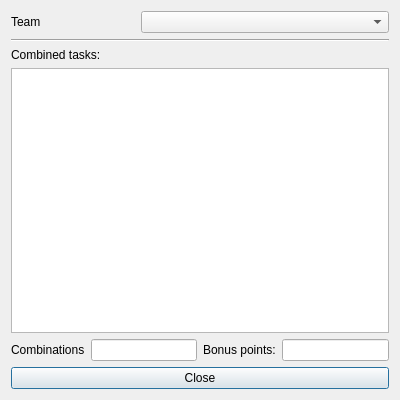
First picture: the form in gui_combos.ui, repository FrankMamuda/ketoevent, before the edit.
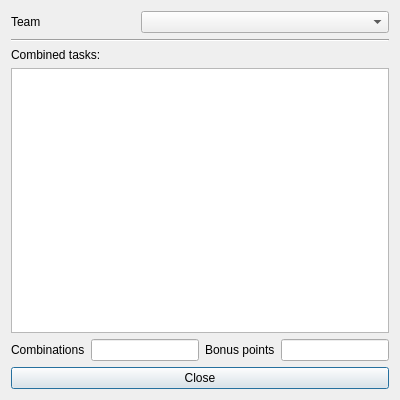
Second picture: the form after the edit. Icons and pictures are not drawn.

Diff of the .ui file:
```diff
--- a/gui_combos.ui
+++ b/gui_combos.ui
@@ -70,7 +70,7 @@
        <item row="0" column="2">
         <widget class="QLabel" name="labelPoints">
          <property name="text">
-          <string>Bonus points:</string>
+          <string>Bonus points</string>
          </property>
         </widget>
        </item>
```
